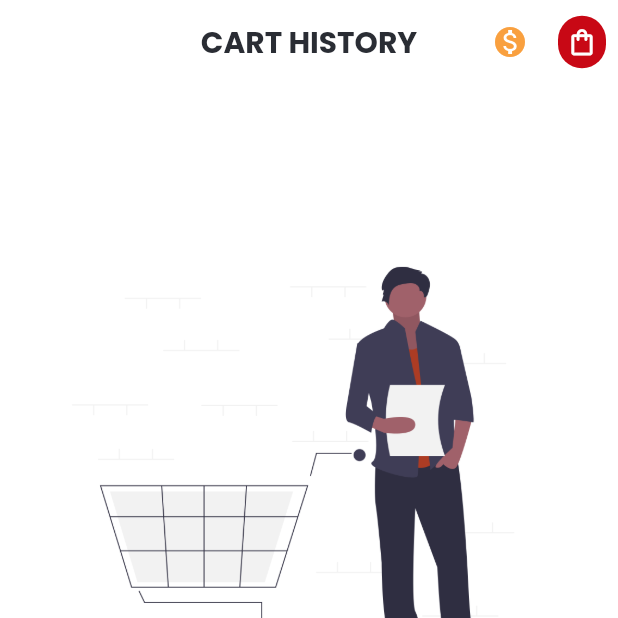
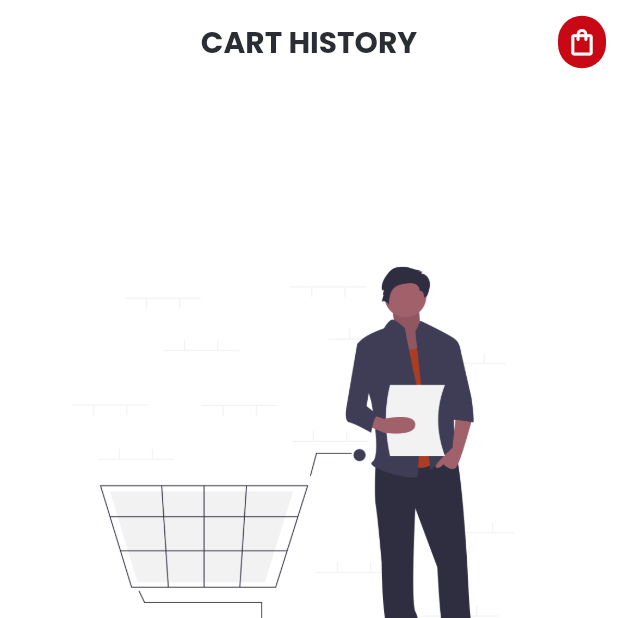
Before and after one commit to kennedyowusu/cjays_apparel_mobile, a Flutter app: the CartHistoryScreen screen opened directly, on a phone screen of 412 x 824 dp, the top half of it. Run offline on Flutter 3.47's test engine with Material 2 defaults, Android fonts, the phone set to English and light mode, and no system bars; our stand-ins replace community_material_icon, flutter_secure_storage, flutter_spinkit, flutter_svg, get, google_fonts and 1 more; accounts and stored records are empty; network calls fail.

```diff
--- a/lib/views/cart_history/cart_history.dart
+++ b/lib/views/cart_history/cart_history.dart
@@ -93,13 +93,6 @@ class CartHistoryScreen extends StatelessWidget {
             automaticallyImplyLeading: false,
             backgroundColor: ProjectColors.kWhiteColor,
             actions: [
-              IconButton(
-                icon: Icon(
-                  Icons.monetization_on,
-                  color: ProjectColors.kPrimaryColor,
-                ),
-                onPressed: () {},
-              ),
               IconButton(
                 icon: ProjectIcon(
                   icon: Icons.shopping_bag_outlined,
```
